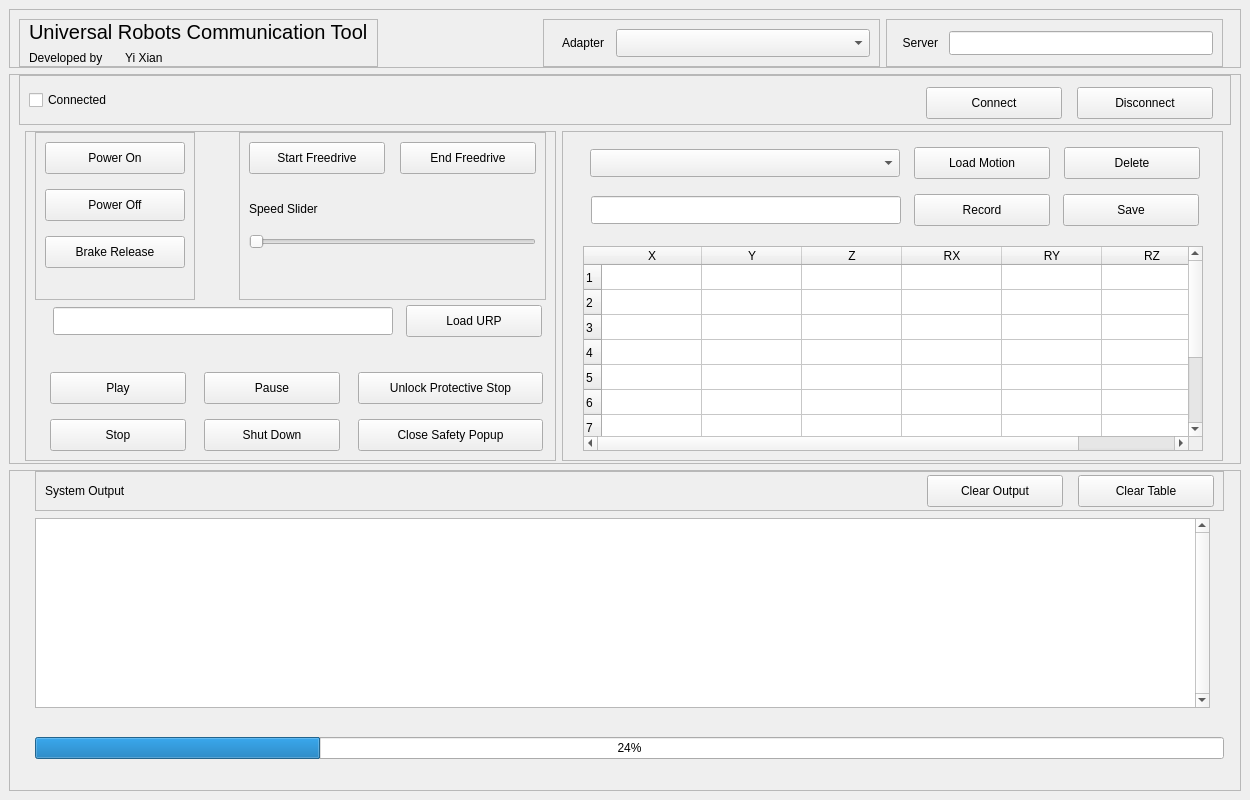
Before: the Qt Designer form main.ui in yx-elite/ur-robot-control-gui, drawn with Qt 5.
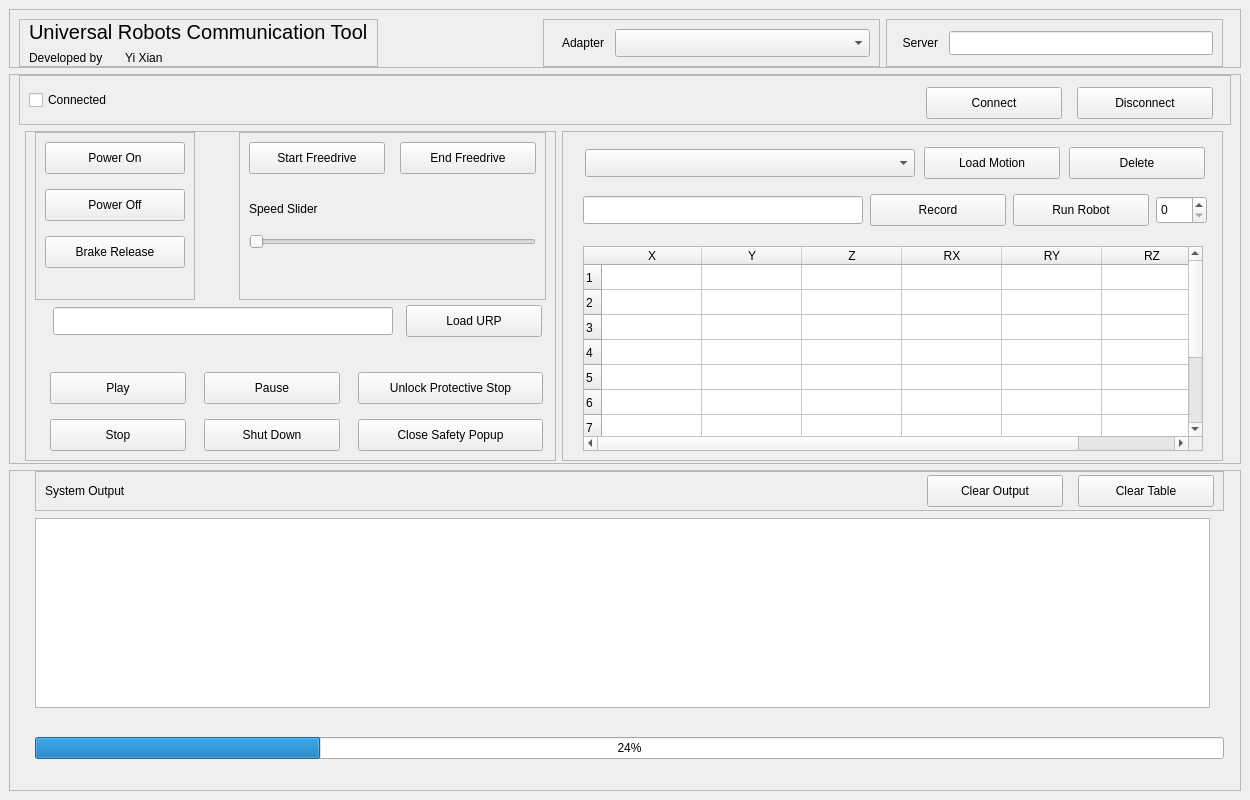
After: the same form once the commit is applied.

```diff
--- a/main.ui
+++ b/main.ui
@@ -26,14 +26,17 @@
    <string>MainWindow</string>
   </property>
   <property name="styleSheet">
-   <string notr="true">#serverConfig QLineEdit {
+   <string notr="true">#adapterConfig QComboBox {
+	margin-left: 5px;
+	padding: 3px;
+}
+
+#serverConfig QLineEdit {
 	margin-left: 5px;
 	padding: 3px
 }
 
-#outputResponse {
-	padding: 0px
-}</string>
+#outputFrame QScrollArea {background:blue}</string>
   </property>
   <widget class="QWidget" name="centralwidget">
    <layout class="QVBoxLayout" name="verticalLayout_11">
@@ -148,7 +151,7 @@
         </spacer>
        </item>
        <item>
-        <widget class="QFrame" name="serverConfig_2">
+        <widget class="QFrame" name="adapterConfig">
          <property name="minimumSize">
           <size>
            <width>337</width>
@@ -168,11 +171,8 @@
           <enum>QFrame::Raised</enum>
          </property>
          <layout class="QHBoxLayout" name="horizontalLayout_4">
-          <property name="spacing">
-           <number>12</number>
-          </property>
           <item>
-           <widget class="QLabel" name="serverLabel_2">
+           <widget class="QLabel" name="adapterLabel">
             <property name="minimumSize">
              <size>
               <width>51</width>
@@ -199,7 +199,7 @@
            </widget>
           </item>
           <item>
-           <widget class="QComboBox" name="comboBox">
+           <widget class="QComboBox" name="adapterSelect">
             <property name="minimumSize">
              <size>
               <width>0</width>
@@ -699,15 +699,6 @@
                  </item>
                  <item>
                   <widget class="QSlider" name="speedControl">
-                   <property name="minimum">
-                    <number>2</number>
-                   </property>
-                   <property name="maximum">
-                    <number>100</number>
-                   </property>
-                   <property name="singleStep">
-                    <number>1</number>
-                   </property>
                    <property name="orientation">
                     <enum>Qt::Horizontal</enum>
                    </property>
@@ -1012,13 +1003,13 @@
                <widget class="QComboBox" name="motionSelect">
                 <property name="minimumSize">
                  <size>
-                  <width>310</width>
+                  <width>330</width>
                   <height>28</height>
                  </size>
                 </property>
                 <property name="maximumSize">
                  <size>
-                  <width>310</width>
+                  <width>330</width>
                   <height>28</height>
                  </size>
                 </property>
@@ -1077,7 +1068,7 @@
             <item>
              <layout class="QHBoxLayout" name="horizontalLayout_12">
               <property name="spacing">
-               <number>5</number>
+               <number>7</number>
               </property>
               <property name="bottomMargin">
                <number>5</number>
@@ -1086,13 +1077,13 @@
                <widget class="QLineEdit" name="motionNameInput">
                 <property name="minimumSize">
                  <size>
-                  <width>310</width>
+                  <width>280</width>
                   <height>28</height>
                  </size>
                 </property>
                 <property name="maximumSize">
                  <size>
-                  <width>310</width>
+                  <width>280</width>
                   <height>28</height>
                  </size>
                 </property>
@@ -1128,7 +1119,7 @@
                </widget>
               </item>
               <item>
-               <widget class="QPushButton" name="saveBtn">
+               <widget class="QPushButton" name="runRobotBtn">
                 <property name="minimumSize">
                  <size>
                   <width>136</width>
@@ -1147,7 +1138,28 @@
                  </font>
                 </property>
                 <property name="text">
-                 <string>Save</string>
+                 <string>Run Robot</string>
+                </property>
+               </widget>
+              </item>
+              <item>
+               <widget class="QSpinBox" name="numRepetition">
+                <property name="minimumSize">
+                 <size>
+                  <width>0</width>
+                  <height>28</height>
+                 </size>
+                </property>
+                <property name="maximumSize">
+                 <size>
+                  <width>16777215</width>
+                  <height>28</height>
+                 </size>
+                </property>
+                <property name="font">
+                 <font>
+                  <pointsize>9</pointsize>
+                 </font>
                 </property>
                </widget>
               </item>
@@ -1440,23 +1452,6 @@
            <height>190</height>
           </size>
          </property>
-         <property name="sizeIncrement">
-          <size>
-           <width>0</width>
-           <height>0</height>
-          </size>
-         </property>
-         <property name="font">
-          <font>
-           <pointsize>9</pointsize>
-          </font>
-         </property>
-         <property name="verticalScrollBarPolicy">
-          <enum>Qt::ScrollBarAlwaysOn</enum>
-         </property>
-         <property name="horizontalScrollBarPolicy">
-          <enum>Qt::ScrollBarAsNeeded</enum>
-         </property>
         </widget>
        </item>
        <item>
```
